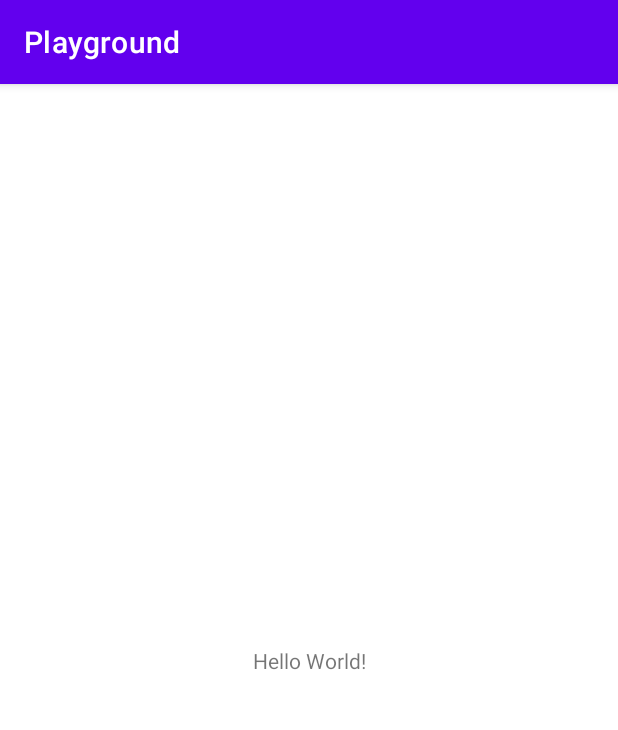
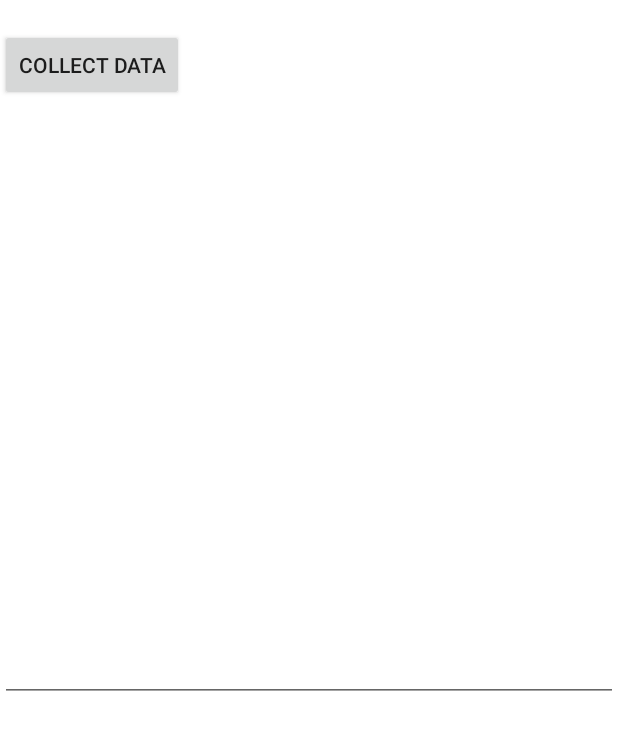
Before and after one commit to kid9591/PlayGround, an Android app: the screen it shows after launch (MainActivity), on a phone screen of 412 x 824 dp. Shown: the top 730 px of the screen. Run offline under Robolectric (Android 15) with nearby library versions, the light colour scheme and no system bars; our stand-ins replace data binding.

Commit message:
Demo yêu cầu: 1. Tạo 1 form có nhiều page, 1 page có nhiều loại input 2. Ấn nút submit thì thu thập dữ liệu từ tất cả các input trong page
Thực hiện:
1. Form là 1 FormFragment chứa ViewPager2. FormFragment này có 1 FormViewModel chứa 1 list PageLiveData để binding 2 chiều cho tất cả các input trong các pages
2. Page là 1 FormPageFragment, layout chỉ chứa 1 EditText để input. Input này binding 2 chiều với PageLiveData (theo position của page) ở trong FormViewModel. FormViewModel này sẽ lấy instance từ fragment cha (FormFragment). Note: tất cả các pages đều sử dụng chung FormViewModel của cha để binding 2 chiều.
3. Khi lấy dữ liệu thì chỉ cần từ FormFragment lấy từ trong FormViewModel ra là xong.

```diff
--- a/app/build.gradle
+++ b/app/build.gradle
@@ -1,6 +1,7 @@
 plugins {
     id 'com.android.application'
     id 'kotlin-android'
+    id 'kotlin-kapt'
 }
 
 android {
@@ -29,15 +30,23 @@ android {
     kotlinOptions {
         jvmTarget = '1.8'
     }
+    buildFeatures {
+        dataBinding = true
+    }
 }
 
 dependencies {
 
     implementation 'androidx.core:core-ktx:1.6.0'
     implementation 'androidx.appcompat:appcompat:1.3.1'
-    implementation 'com.google.android.material:material:1.3.0'
+    implementation 'com.google.android.material:material:1.4.0'
     implementation 'androidx.constraintlayout:constraintlayout:2.1.1'
-    testImplementation 'junit:junit:4.+'
+    testImplementation 'junit:junit:4.13.2'
     androidTestImplementation 'androidx.test.ext:junit:1.1.3'
     androidTestImplementation 'androidx.test.espresso:espresso-core:3.4.0'
+
+    implementation 'androidx.viewpager2:viewpager2:1.0.0'
+    implementation 'androidx.fragment:fragment-ktx:1.3.0'
+//    implementation 'org.jetbrains.kotlin:kotlin-stdlib-jdk7:1.5.20'
+
 }
--- a/app/src/main/AndroidManifest.xml
+++ b/app/src/main/AndroidManifest.xml
@@ -10,7 +10,7 @@
         android:supportsRtl="true"
         android:theme="@style/Theme.Playground">
         <activity
-            android:name=".MainActivity"
+            android:name=".activity.MainActivity"
             android:exported="true">
             <intent-filter>
                 <action android:name="android.intent.action.MAIN" />
--- a/app/src/main/java/com/kid/playground/MainActivity.kt
+++ /dev/null
@@ -1,11 +0,0 @@
-package com.kid.playground
-
-import androidx.appcompat.app.AppCompatActivity
-import android.os.Bundle
-
-class MainActivity : AppCompatActivity() {
-    override fun onCreate(savedInstanceState: Bundle?) {
-        super.onCreate(savedInstanceState)
-        setContentView(R.layout.activity_main)
-    }
-}
--- /dev/null
+++ b/app/src/main/java/com/kid/playground/activity/MainActivity.kt
@@ -0,0 +1,17 @@
+package com.kid.playground.activity
+
+import android.os.Bundle
+import androidx.fragment.app.FragmentActivity
+import com.kid.playground.R
+import com.kid.playground.form.FormFragment
+
+
+class MainActivity : FragmentActivity() {
+
+    override fun onCreate(savedInstanceState: Bundle?) {
+        super.onCreate(savedInstanceState)
+        setContentView(R.layout.activity_main)
+
+        supportFragmentManager.beginTransaction().add(R.id.frame_container, FormFragment()).commit()
+    }
+}
--- /dev/null
+++ b/app/src/main/java/com/kid/playground/form/FormFragment.kt
@@ -0,0 +1,48 @@
+package com.kid.playground.form
+
+import android.os.Bundle
+import android.util.Log
+import android.view.LayoutInflater
+import android.view.View
+import android.view.ViewGroup
+import androidx.fragment.app.Fragment
+import androidx.fragment.app.viewModels
+import androidx.viewpager2.adapter.FragmentStateAdapter
+import com.kid.playground.page.FormPageFragment
+import com.kid.playground.databinding.FragmentFormBinding
+
+class FormFragment: Fragment() {
+
+    private val formViewModel: FormViewModel by viewModels()
+
+    override fun onCreate(savedInstanceState: Bundle?) {
+        super.onCreate(savedInstanceState)
+        formViewModel.fakePages()
+    }
+
+    override fun onCreateView(
+        inflater: LayoutInflater,
+        container: ViewGroup?,
+        savedInstanceState: Bundle?
+    ): View {
+        val binding = FragmentFormBinding.inflate(layoutInflater)
+        binding.button.setOnClickListener {
+            for (inputViewData in formViewModel.collectPagesData) {
+                Log.d("chi.trinh", inputViewData.text)
+            }
+        }
+
+        binding.viewPager.adapter = object : FragmentStateAdapter(this) {
+            override fun createFragment(position: Int): Fragment {
+                return FormPageFragment.create(position)
+            }
+
+            override fun getItemCount(): Int {
+                return formViewModel.pagesLiveData.value!!.size
+            }
+        }
+
+        return binding.root
+    }
+
+}
--- /dev/null
+++ b/app/src/main/java/com/kid/playground/form/FormViewModel.kt
@@ -0,0 +1,23 @@
+package com.kid.playground.form
+
+import androidx.lifecycle.MutableLiveData
+import androidx.lifecycle.ViewModel
+import com.kid.playground.model.InputViewData
+import com.kid.playground.page.PageLiveData
+
+class FormViewModel: ViewModel() {
+    val pagesLiveData = MutableLiveData<MutableList<PageLiveData>>(mutableListOf())
+
+    val formNameLiveData = MutableLiveData("Form name")
+
+    fun fakePages() {
+        for (i in 0..20) {
+            pagesLiveData.value?.add(PageLiveData(InputViewData("Hint for $i")))
+        }
+    }
+
+    val collectPagesData: List<InputViewData>
+    get() {
+        return pagesLiveData.value!!.map { it.value!!}
+    }
+}
--- /dev/null
+++ b/app/src/main/java/com/kid/playground/model/InputViewData.kt
@@ -0,0 +1,5 @@
+package com.kid.playground.model
+
+data class InputViewData(
+    var text:String = ""
+)
--- /dev/null
+++ b/app/src/main/java/com/kid/playground/page/FormPageFragment.kt
@@ -0,0 +1,42 @@
+package com.kid.playground.page
+
+import android.os.Bundle
+import android.view.LayoutInflater
+import android.view.View
+import android.view.ViewGroup
+import androidx.fragment.app.Fragment
+import androidx.fragment.app.viewModels
+import com.kid.playground.databinding.FragmentFormPageBinding
+import com.kid.playground.form.FormViewModel
+
+class FormPageFragment: Fragment() {
+
+    private val formViewModel: FormViewModel by viewModels ({ requireParentFragment()})
+
+    override fun onCreateView(
+        inflater: LayoutInflater,
+        container: ViewGroup?,
+        savedInstanceState: Bundle?
+    ): View {
+        val binding = FragmentFormPageBinding.inflate(layoutInflater)
+
+        val pageViewData = formViewModel.pagesLiveData.value!![requireArguments().getInt(
+            ARGS_PAGE_POSITION
+        )]
+        binding.pageLiveData = pageViewData
+//        binding.viewmodel = formViewModel
+//        binding.position = requireArguments().getInt(ARGS_PAGE_POSITION)
+        return binding.root
+    }
+
+    companion object {
+
+        const val ARGS_PAGE_POSITION = "ARGS_PAGE_POSITION"
+
+        fun create(position: Int): FormPageFragment {
+            val fragment = FormPageFragment()
+            fragment.arguments = Bundle(1).apply { putInt(ARGS_PAGE_POSITION, position) }
+            return fragment
+        }
+    }
+}
--- /dev/null
+++ b/app/src/main/java/com/kid/playground/page/PageLiveData.kt
@@ -0,0 +1,6 @@
+package com.kid.playground.page
+
+import androidx.lifecycle.MutableLiveData
+import com.kid.playground.model.InputViewData
+
+class PageLiveData(inputViewData: InputViewData): MutableLiveData<InputViewData>(inputViewData)
--- a/app/src/main/res/layout/activity_main.xml
+++ b/app/src/main/res/layout/activity_main.xml
@@ -1,18 +1,22 @@
 <?xml version="1.0" encoding="utf-8"?>
-<androidx.constraintlayout.widget.ConstraintLayout xmlns:android="http://schemas.android.com/apk/res/android"
-    xmlns:app="http://schemas.android.com/apk/res-auto"
+<RelativeLayout xmlns:android="http://schemas.android.com/apk/res/android"
     xmlns:tools="http://schemas.android.com/tools"
     android:layout_width="match_parent"
     android:layout_height="match_parent"
-    tools:context=".MainActivity">
+    tools:context=".activity.MainActivity">
 
-    <TextView
-        android:layout_width="wrap_content"
-        android:layout_height="wrap_content"
-        android:text="Hello World!"
-        app:layout_constraintBottom_toBottomOf="parent"
-        app:layout_constraintLeft_toLeftOf="parent"
-        app:layout_constraintRight_toRightOf="parent"
-        app:layout_constraintTop_toTopOf="parent" />
+<!--    <androidx.viewpager2.widget.ViewPager2-->
+<!--        android:id="@+id/view_pager"-->
+<!--        android:layout_width="match_parent"-->
+<!--        android:layout_height="match_parent" />-->
 
-</androidx.constraintlayout.widget.ConstraintLayout>
+
+
+    <FrameLayout
+        android:id="@+id/frame_container"
+        android:layout_width="match_parent"
+        android:layout_height="match_parent"/>
+
+
+
+</RelativeLayout>
--- /dev/null
+++ b/app/src/main/res/layout/fragment_form.xml
@@ -0,0 +1,33 @@
+<?xml version="1.0" encoding="utf-8"?>
+<layout>
+
+    <data>
+
+        <variable
+            name="viewmodel"
+            type="com.kid.playground.form.FormViewModel" />
+    </data>
+
+    <LinearLayout xmlns:android="http://schemas.android.com/apk/res/android"
+        android:layout_width="match_parent"
+        android:layout_height="match_parent"
+        android:orientation="vertical">
+
+        <TextView
+            android:layout_width="match_parent"
+            android:layout_height="wrap_content"
+            android:text="@{viewmodel.formNameLiveData}" />
+
+        <androidx.appcompat.widget.AppCompatButton
+            android:layout_width="wrap_content"
+            android:layout_height="wrap_content"
+            android:text="Collect data"
+            android:id="@+id/button"/>
+
+        <androidx.viewpager2.widget.ViewPager2
+            android:id="@+id/view_pager"
+            android:layout_width="match_parent"
+            android:layout_height="match_parent" />
+
+    </LinearLayout>
+</layout>
--- /dev/null
+++ b/app/src/main/res/layout/fragment_form_page.xml
@@ -0,0 +1,33 @@
+<?xml version="1.0" encoding="utf-8"?>
+
+<layout>
+
+    <data>
+        <variable
+            name="position"
+            type="java.lang.Integer"/>
+
+        <variable
+            name="viewmodel"
+            type="com.kid.playground.form.FormViewModel" />
+
+        <variable
+            name="pageLiveData"
+            type="com.kid.playground.page.PageLiveData" />
+    </data>
+
+    <LinearLayout xmlns:android="http://schemas.android.com/apk/res/android"
+        android:layout_width="match_parent"
+        android:layout_height="match_parent"
+        android:gravity="center"
+        android:orientation="vertical">
+
+        <com.google.android.material.textfield.TextInputEditText
+            android:id="@+id/text_input"
+            android:text="@={viewmodel.pagesLiveData.get(position).text}"
+            android:layout_width="match_parent"
+            android:layout_height="wrap_content" />
+
+    </LinearLayout>
+
+</layout>
```
